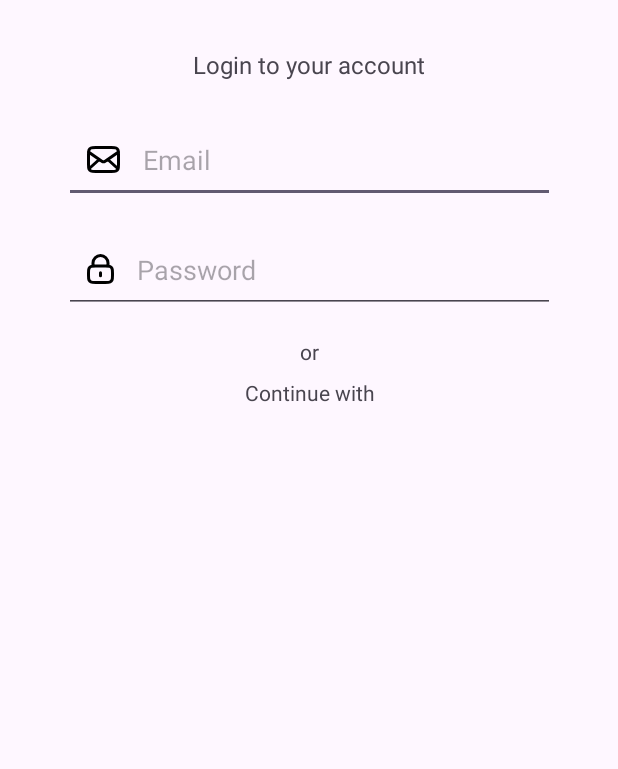
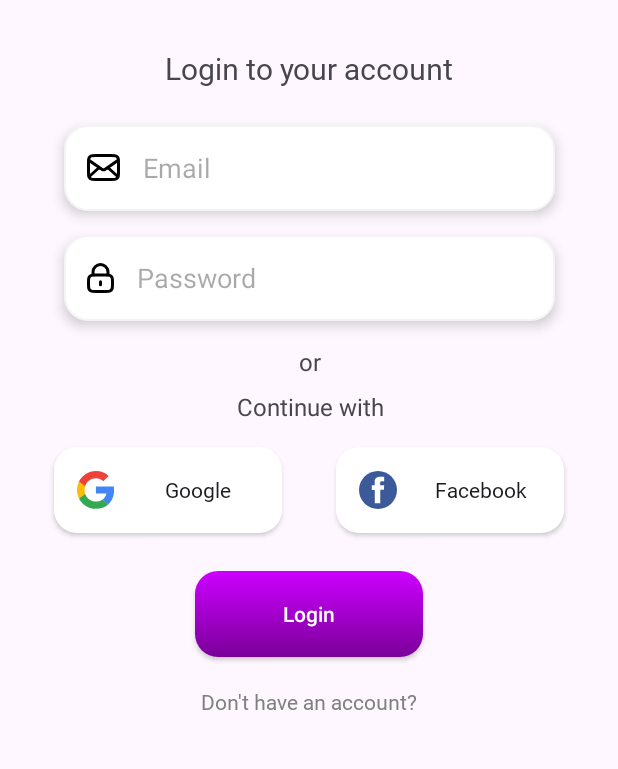
Before and after one commit to prathmesh-ghatmal/cravecart, an Android app: the login_activity screen opened directly, with no data from a screen before it, on a phone screen of 412 x 824 dp, the part 293-1062 px from its top. Run offline under Robolectric (Android 15) with nearby library versions, the phone set to English and light mode, and no system bars.

Commit message:
login page done

```diff
--- a/app/build.gradle
+++ b/app/build.gradle
@@ -15,6 +15,9 @@ android {
         versionName "1.0"
 
         testInstrumentationRunner "androidx.test.runner.AndroidJUnitRunner"
+    }
+    buildFeatures{
+        viewBinding true
     }
 
     buildTypes {
--- a/app/src/main/AndroidManifest.xml
+++ b/app/src/main/AndroidManifest.xml
@@ -12,6 +12,9 @@
         android:supportsRtl="true"
         android:theme="@style/Theme.Cravecart"
         tools:targetApi="31">
+        <activity
+            android:name=".Signin_Activity"
+            android:exported="false" />
         <activity
             android:name=".login_activity"
             android:exported="false" />
--- a/app/src/main/res/layout/activity_login.xml
+++ b/app/src/main/res/layout/activity_login.xml
@@ -21,8 +21,9 @@
         android:layout_width="wrap_content"
         android:layout_height="wrap_content"
         android:layout_marginTop="32dp"
+        android:fontFamily="@font/latobold"
         android:text="Login to your account"
-        android:textSize="16sp"
+        android:textSize="20sp"
         app:layout_constraintEnd_toEndOf="@+id/imageView"
         app:layout_constraintStart_toStartOf="@+id/imageView"
         app:layout_constraintTop_toBottomOf="@+id/imageView" />
@@ -32,8 +33,10 @@
         android:layout_width="327dp"
         android:layout_height="57dp"
         android:layout_marginTop="24dp"
+        android:background="@drawable/edittextshape"
         android:drawableLeft="@drawable/mail"
         android:drawablePadding="15dp"
+        android:elevation="5dp"
         android:ems="10"
         android:hint="Email"
         android:inputType="textEmailAddress"
@@ -47,8 +50,10 @@
         android:layout_width="327dp"
         android:layout_height="57dp"
         android:layout_marginTop="16dp"
+        android:background="@drawable/edittextshape"
         android:drawableLeft="@drawable/lock"
         android:drawablePadding="15dp"
+        android:elevation="5dp"
         android:ems="10"
         android:hint="Password"
         android:inputType="textPassword"
@@ -63,6 +68,7 @@
         android:layout_height="wrap_content"
         android:layout_marginTop="16dp"
         android:text="or"
+        android:textSize="16sp"
         app:layout_constraintEnd_toEndOf="@+id/editTextTextPassword"
         app:layout_constraintStart_toStartOf="@+id/editTextTextPassword"
         app:layout_constraintTop_toBottomOf="@+id/editTextTextPassword" />
@@ -73,7 +79,68 @@
         android:layout_height="wrap_content"
         android:layout_marginTop="8dp"
         android:text="Continue with"
+        android:textSize="16sp"
         app:layout_constraintEnd_toEndOf="@+id/textView5"
         app:layout_constraintStart_toStartOf="@+id/textView5"
         app:layout_constraintTop_toBottomOf="@+id/textView5" />
+
+    <androidx.appcompat.widget.AppCompatButton
+        android:id="@+id/button"
+        android:layout_width="152dp"
+        android:layout_height="57dp"
+        android:layout_marginTop="16dp"
+        android:background="@drawable/whitebutton"
+        android:drawableLeft="@drawable/google"
+        android:fontFamily="@font/latobold"
+        android:paddingLeft="15dp"
+        android:text="Google"
+        android:textAllCaps="false"
+        app:layout_constraintEnd_toStartOf="@+id/button2"
+        app:layout_constraintHorizontal_bias="0.5"
+        app:layout_constraintStart_toStartOf="parent"
+        app:layout_constraintTop_toBottomOf="@+id/textView6" />
+
+    <androidx.appcompat.widget.AppCompatButton
+        android:id="@+id/button2"
+        android:layout_width="152dp"
+        android:layout_height="57dp"
+        android:layout_marginTop="16dp"
+        android:background="@drawable/whitebutton"
+        android:drawableLeft="@drawable/facebook"
+        android:fontFamily="@font/latobold"
+        android:paddingLeft="15dp"
+        android:text="Facebook"
+        android:textAllCaps="false"
+        app:layout_constraintEnd_toEndOf="parent"
+        app:layout_constraintHorizontal_bias="0.5"
+        app:layout_constraintStart_toEndOf="@+id/button"
+        app:layout_constraintTop_toBottomOf="@+id/textView6" />
+
+    <androidx.appcompat.widget.AppCompatButton
+        android:id="@+id/button3"
+        android:layout_width="152dp"
+        android:layout_height="57dp"
+        android:layout_marginTop="25dp"
+        android:background="@drawable/voiletbutton"
+
+
+        android:text="Login"
+        android:textAllCaps="false"
+        android:textColor="@color/white"
+        app:layout_constraintEnd_toEndOf="parent"
+        app:layout_constraintHorizontal_bias="0.5"
+        app:layout_constraintStart_toStartOf="parent"
+        app:layout_constraintTop_toBottomOf="@+id/button" />
+
+    <TextView
+        android:id="@+id/textView7"
+        android:layout_width="wrap_content"
+        android:layout_height="wrap_content"
+        android:layout_marginTop="20dp"
+        android:fontFamily="@font/latoregular"
+        android:text="Don't have an account?"
+        android:textColor="@color/grey"
+        app:layout_constraintEnd_toEndOf="@+id/button3"
+        app:layout_constraintStart_toStartOf="@+id/button3"
+        app:layout_constraintTop_toBottomOf="@+id/button3" />
 </androidx.constraintlayout.widget.ConstraintLayout>
--- a/app/src/main/res/values/colors.xml
+++ b/app/src/main/res/values/colors.xml
@@ -4,4 +4,5 @@
     <color name="white">#FFFFFFFF</color>
     <color name="text">#ac00e6</color>
     <color name="grey">#808080</color>
+    <color name="blue">#1a1aff</color>
 </resources>
```
Also changed, not shown: app/src/main/java/com/example/cravecart/Signin_Activity.kt (added, +11 -0 lines), app/src/main/java/com/example/cravecart/start_activity.kt (+10 -1 lines), app/src/main/res/layout/activity_signin.xml (added, +19 -0 lines).
